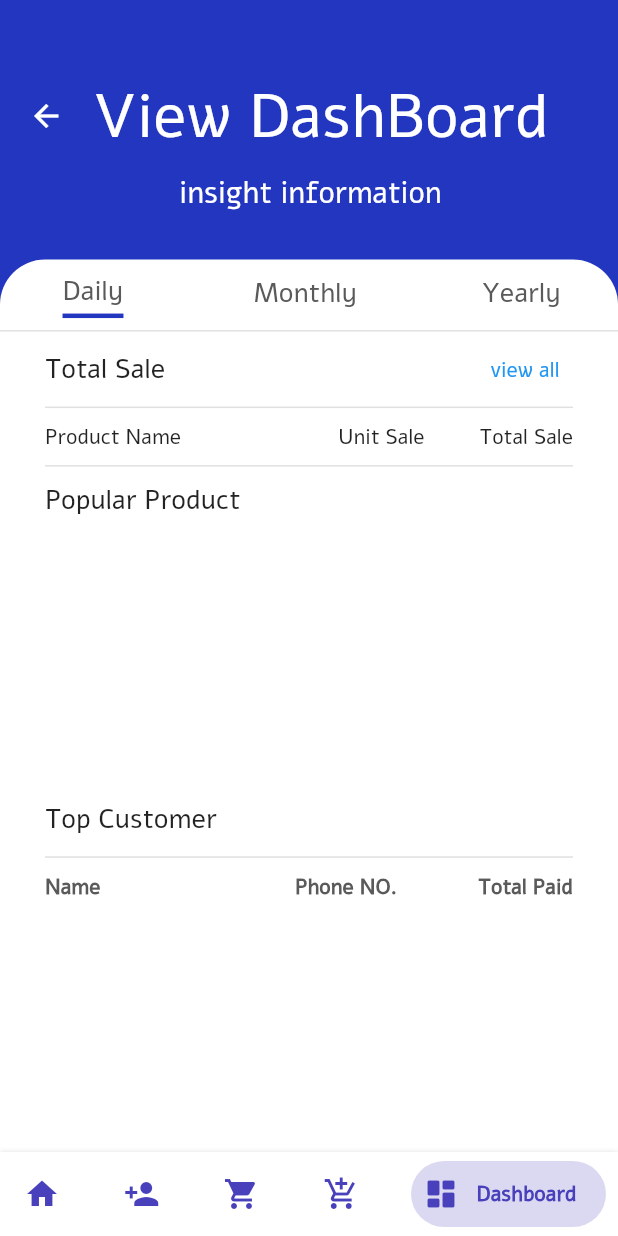
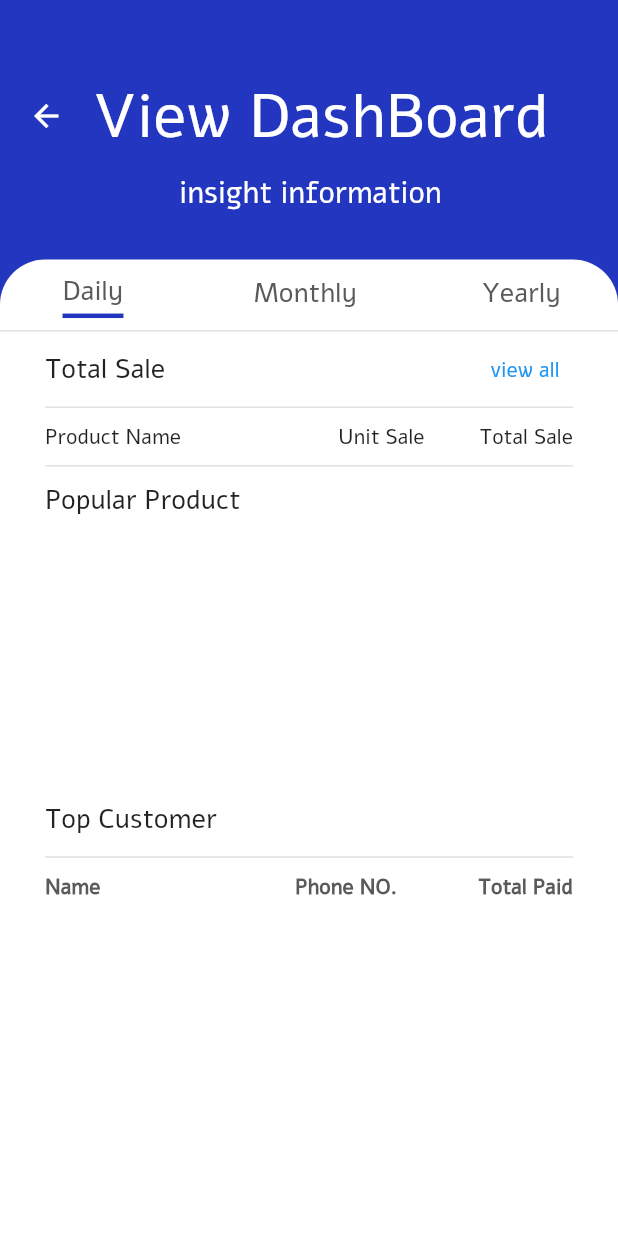
Before and after one commit to CSC234/Memby-application, a Flutter app: the DashBoard screen opened directly, on a phone screen of 412 x 824 dp. Run offline on Flutter 3.47's test engine with Material 2 defaults, Android fonts, the phone set to English and light mode, and no system bars; drawn by our look-alikes of bottom_navy_bar, overlay_support; our stand-ins replace charts_flutter, cloud_firestore, dotted_decoration, firebase_auth, firebase_core, firebase_storage and 3 more; missing offline and left inert: flutter_auth_buttons; accounts and stored records are empty; network calls fail.

Commit message:
[DELETE] nav bar on ViewDashboard screen

```diff
--- a/lib/screens/viewDashboard.dart
+++ b/lib/screens/viewDashboard.dart
@@ -462,9 +462,6 @@ class _DashBoardState extends State<DashBoard> {
     double height = MediaQuery.of(context).size.height;
 
     return Scaffold(
-      bottomNavigationBar: NavKT(
-        currentIndex: 4,
-      ),
       body: Container(
         child: SingleChildScrollView(
           child: Container(
@@ -635,8 +632,8 @@ class _DashBoardState extends State<DashBoard> {
                                                       return SizedBox(
                                                           child:
                                                               CircularProgressIndicator(),
-                                                          height: 300.0,
-                                                          width: 175.0);
+                                                          height: 50.0,
+                                                          width: 50.0);
                                                     }
                                                   }),
                                               Divider(
@@ -747,11 +744,12 @@ class _DashBoardState extends State<DashBoard> {
                                                         return SizedBox(
                                                             child:
                                                                 CircularProgressIndicator(),
-                                                            height: 300.0,
-                                                            width: 175.0);
+                                                            height: 50.0,
+                                                            width: 50.0);
                                                       }
                                                     }),
                                               ),
+                                              ////////-------------- history ------------------
                                               SizedBox(
                                                 height: 220,
                                               ),
```
